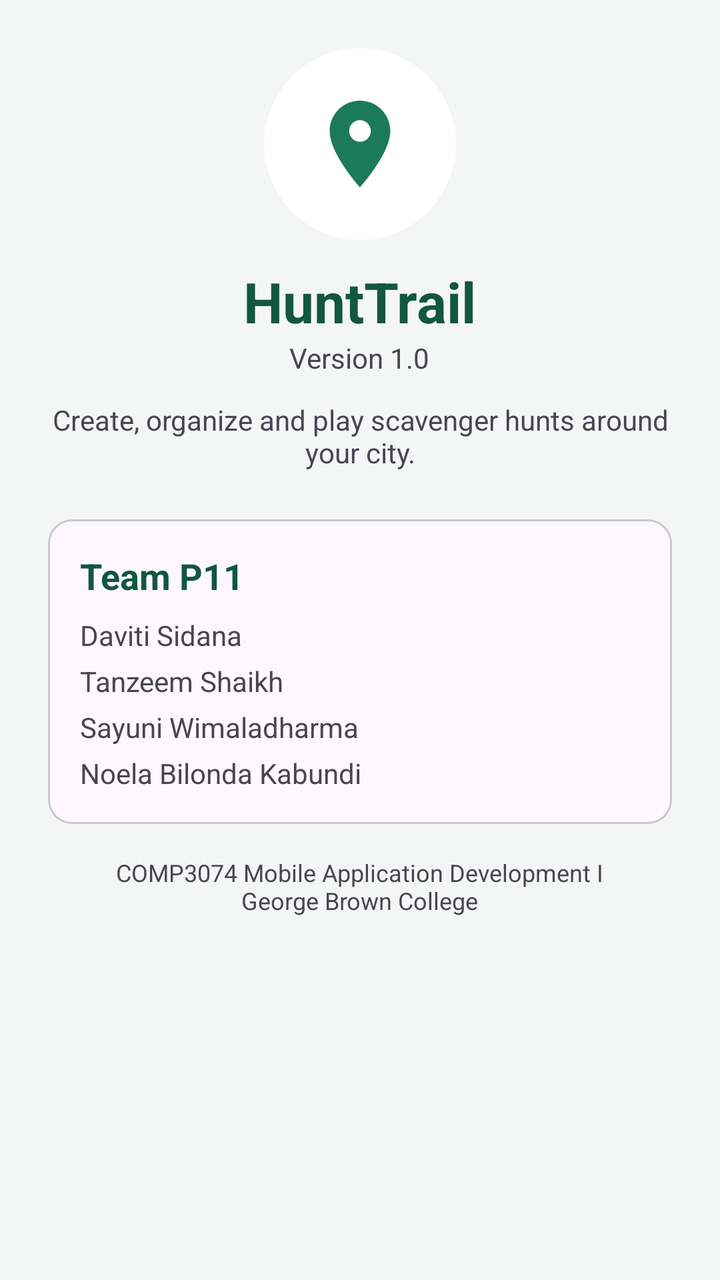
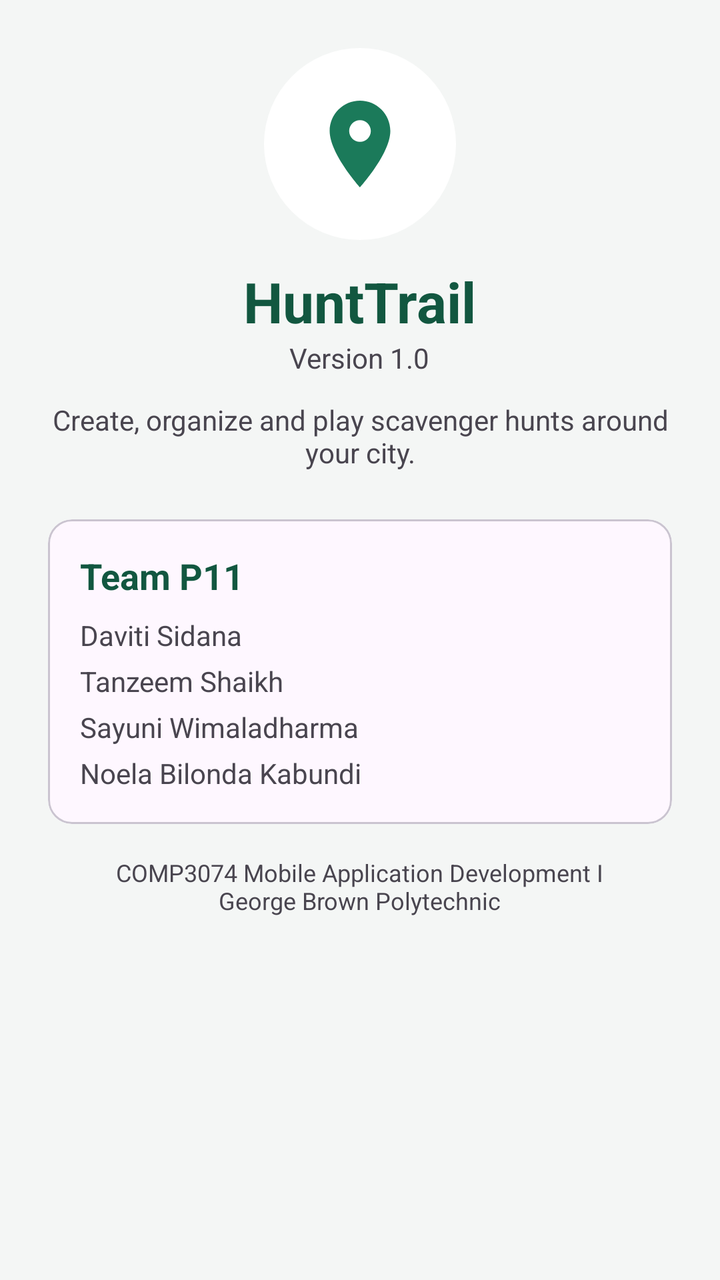

Two renders of the same Android screen: before a commit and after it. Below are the layout's source before the change and the commit's diff.
<!-- AndroidManifest.xml: application theme Theme.HuntTrail -->
<!-- res/layout/fragment_about.xml -->
<?xml version="1.0" encoding="utf-8"?>
<androidx.core.widget.NestedScrollView xmlns:android="http://schemas.android.com/apk/res/android"
    xmlns:app="http://schemas.android.com/apk/res-auto"
    android:layout_width="match_parent"
    android:layout_height="match_parent"
    android:background="@color/ht_grey_bg">

    <LinearLayout
        android:layout_width="match_parent"
        android:layout_height="wrap_content"
        android:gravity="center_horizontal"
        android:orientation="vertical"
        android:padding="24dp">

        <FrameLayout
            android:layout_width="96dp"
            android:layout_height="96dp"
            android:background="@drawable/bg_circle">

            <ImageView
                android:layout_width="52dp"
                android:layout_height="52dp"
                android:layout_gravity="center"
                android:contentDescription="HuntTrail logo"
                android:src="@drawable/ic_pin"
                app:tint="@color/ht_green" />
        </FrameLayout>

        <TextView
            android:layout_width="wrap_content"
            android:layout_height="wrap_content"
            android:layout_marginTop="12dp"
            android:text="@string/app_name"
            android:textColor="@color/ht_green_dark"
            android:textSize="28sp"
            android:textStyle="bold" />

        <TextView
            android:layout_width="wrap_content"
            android:layout_height="wrap_content"
            android:text="Version 1.0" />

        <TextView
            android:layout_width="wrap_content"
            android:layout_height="wrap_content"
            android:layout_marginTop="12dp"
            android:gravity="center"
            android:text="Create, organize and play scavenger hunts around your city." />

        <com.google.android.material.card.MaterialCardView
            android:layout_width="match_parent"
            android:layout_height="wrap_content"
            android:layout_marginTop="24dp"
            app:cardCornerRadius="12dp">

            <LinearLayout
                android:layout_width="match_parent"
                android:layout_height="wrap_content"
                android:orientation="vertical"
                android:padding="16dp">

                <TextView
                    android:layout_width="wrap_content"
                    android:layout_height="wrap_content"
                    android:text="Team P11"
                    android:textColor="@color/ht_green_dark"
                    android:textSize="18sp"
                    android:textStyle="bold" />

                <TextView
                    android:layout_width="wrap_content"
                    android:layout_height="wrap_content"
                    android:layout_marginTop="8dp"
                    android:text="Daviti Sidana" />

                <TextView
                    android:layout_width="wrap_content"
                    android:layout_height="wrap_content"
                    android:layout_marginTop="4dp"
                    android:text="Tanzeem Shaikh" />

                <TextView
                    android:layout_width="wrap_content"
                    android:layout_height="wrap_content"
                    android:layout_marginTop="4dp"
                    android:text="Sayuni Wimaladharma" />

                <TextView
                    android:layout_width="wrap_content"
                    android:layout_height="wrap_content"
                    android:layout_marginTop="4dp"
                    android:text="Noela Bilonda Kabundi" />
            </LinearLayout>
        </com.google.android.material.card.MaterialCardView>

        <TextView
            android:layout_width="wrap_content"
            android:layout_height="wrap_content"
            android:layout_marginTop="16dp"
            android:gravity="center"
            android:text="COMP3074 Mobile Application Development I\nGeorge Brown College"
            android:textSize="12sp" />
    </LinearLayout>
</androidx.core.widget.NestedScrollView>
<!-- resources referenced by this layout -->
<resources>
  <color name="ht_green">#1B7A5A</color>
  <color name="ht_green_dark">#125740</color>
  <color name="ht_grey_bg">#F4F6F5</color>
  <!-- drawable bg_circle (drawable) -->
  <?xml version="1.0" encoding="utf-8"?>
  <shape xmlns:android="http://schemas.android.com/apk/res/android"
      android:shape="oval">
      <solid android:color="@color/white" />
  </shape>
  <!-- drawable ic_pin (drawable) -->
  <vector xmlns:android="http://schemas.android.com/apk/res/android"
      android:width="24dp" android:height="24dp"
      android:viewportWidth="24" android:viewportHeight="24">
      <path android:fillColor="#FF000000" android:pathData="M12,2C8.13,2 5,5.13 5,9c0,5.25 7,13 7,13s7,-7.75 7,-13c0,-3.87 -3.13,-7 -7,-7zM12,11.5c-1.38,0 -2.5,-1.12 -2.5,-2.5s1.12,-2.5 2.5,-2.5 2.5,1.12 2.5,2.5 -1.12,2.5 -2.5,2.5z"/>
  </vector>
  <string name="app_name">HuntTrail</string>
  <style name="Theme.HuntTrail" parent="Base.Theme.HuntTrail" />
  <color name="white">#FFFFFFFF</color>
  <style name="Base.Theme.HuntTrail" parent="Theme.Material3.Light.NoActionBar">
          <item name="colorPrimary">@color/ht_green</item>
          <item name="colorOnPrimary">@color/white</item>
          <item name="colorPrimaryContainer">@color/ht_mint</item>
          <item name="colorOnPrimaryContainer">@color/ht_green_dark</item>
          <item name="colorSecondary">@color/ht_green</item>
          <item name="colorSecondaryContainer">@color/ht_mint</item>
          <item name="android:statusBarColor">@color/ht_green_dark</item>
      </style>
  <color name="ht_mint">#CDEDE2</color>
</resources>

<!-- the commit's change to res/layout/fragment_about.xml (unified diff, before → after) -->
@@ -98,7 +98,7 @@
             android:layout_height="wrap_content"
             android:layout_marginTop="16dp"
             android:gravity="center"
-            android:text="COMP3074 Mobile Application Development I\nGeorge Brown College"
+            android:text="COMP3074 Mobile Application Development I\nGeorge Brown Polytechnic"
             android:textSize="12sp" />
     </LinearLayout>
 </androidx.core.widget.NestedScrollView>
